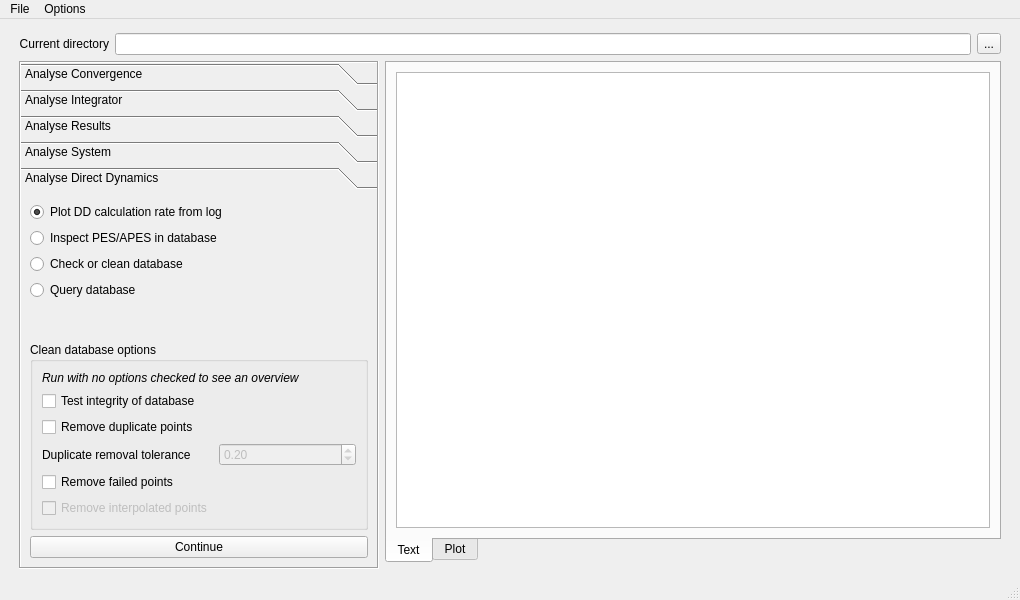
Qt form source/analyse/gui_files/gui_analysis/ui_analysis.ui (wenzhaojia2000/msc-trajectory-analysis) before a commit.
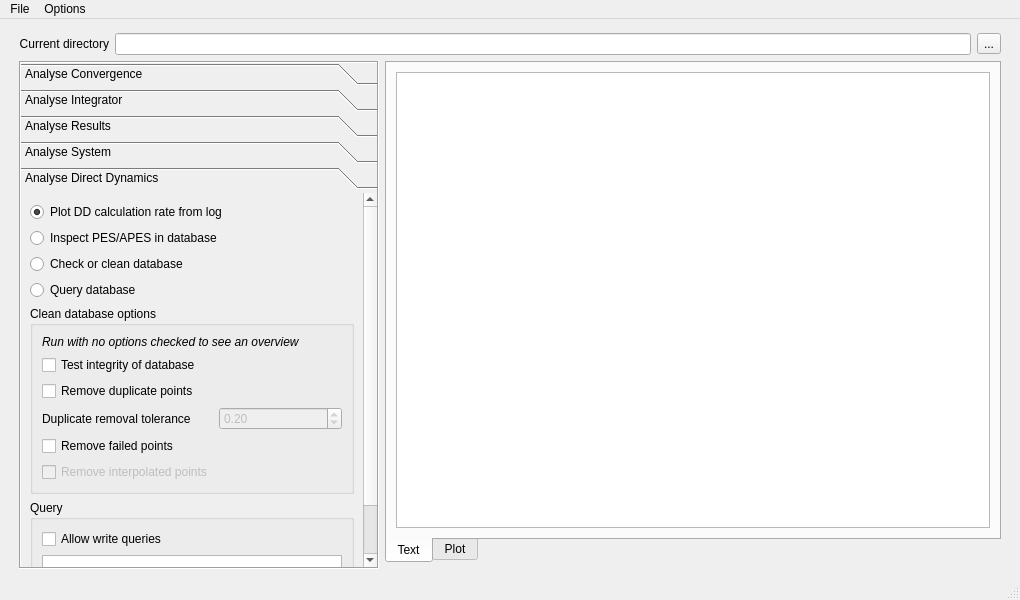
The same form after that commit. The open tabs and pages were chosen to show the change. Custom widgets are drawn as their Qt base class.

Commit message: Add SQL query functionality

What changed in the file:
```diff
--- a/source/analyse/gui_files/gui_analysis/ui_analysis.ui
+++ b/source/analyse/gui_files/gui_analysis/ui_analysis.ui
@@ -781,9 +781,9 @@
          <property name="geometry">
           <rect>
            <x>0</x>
-           <y>-19</y>
+           <y>-116</y>
            <width>335</width>
-           <height>367</height>
+           <height>464</height>
           </rect>
          </property>
          <attribute name="label">
@@ -922,6 +922,52 @@
             </layout>
            </widget>
           </item>
+          <item>
+           <widget class="QGroupBox" name="sql_box">
+            <property name="title">
+             <string>Query</string>
+            </property>
+            <layout class="QVBoxLayout" name="verticalLayout_5">
+             <item>
+              <widget class="QCheckBox" name="sql_allowwrite">
+               <property name="text">
+                <string>Allow write queries</string>
+               </property>
+              </widget>
+             </item>
+             <item>
+              <widget class="QPlainTextEdit" name="sql_query">
+               <property name="sizePolicy">
+                <sizepolicy hsizetype="Preferred" vsizetype="Fixed">
+                 <horstretch>0</horstretch>
+                 <verstretch>0</verstretch>
+                </sizepolicy>
+               </property>
+               <property name="minimumSize">
+                <size>
+                 <width>0</width>
+                 <height>23</height>
+                </size>
+               </property>
+               <property name="font">
+                <font>
+                 <family>Courier</family>
+                </font>
+               </property>
+               <property name="verticalScrollBarPolicy">
+                <enum>Qt::ScrollBarAlwaysOff</enum>
+               </property>
+               <property name="horizontalScrollBarPolicy">
+                <enum>Qt::ScrollBarAlwaysOff</enum>
+               </property>
+               <property name="sizeAdjustPolicy">
+                <enum>QAbstractScrollArea::AdjustToContents</enum>
+               </property>
+              </widget>
+             </item>
+            </layout>
+           </widget>
+          </item>
           <item>
            <widget class="QPushButton" name="analdd_push">
             <property name="text">
```
The commit also changes 2 other files.
